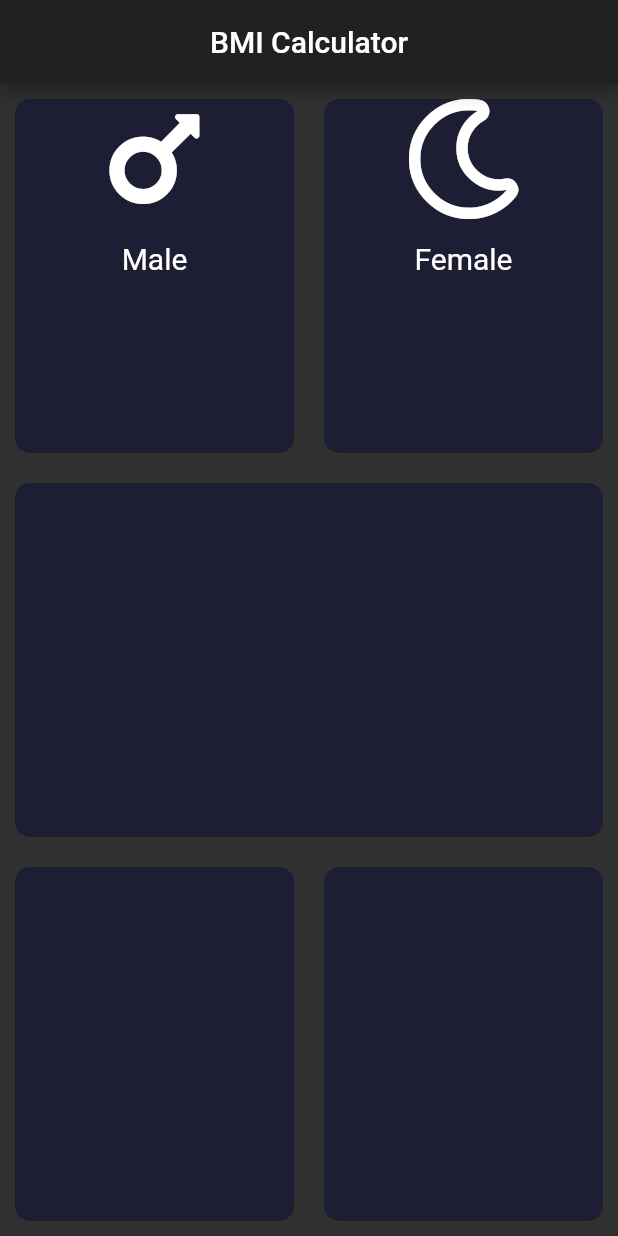
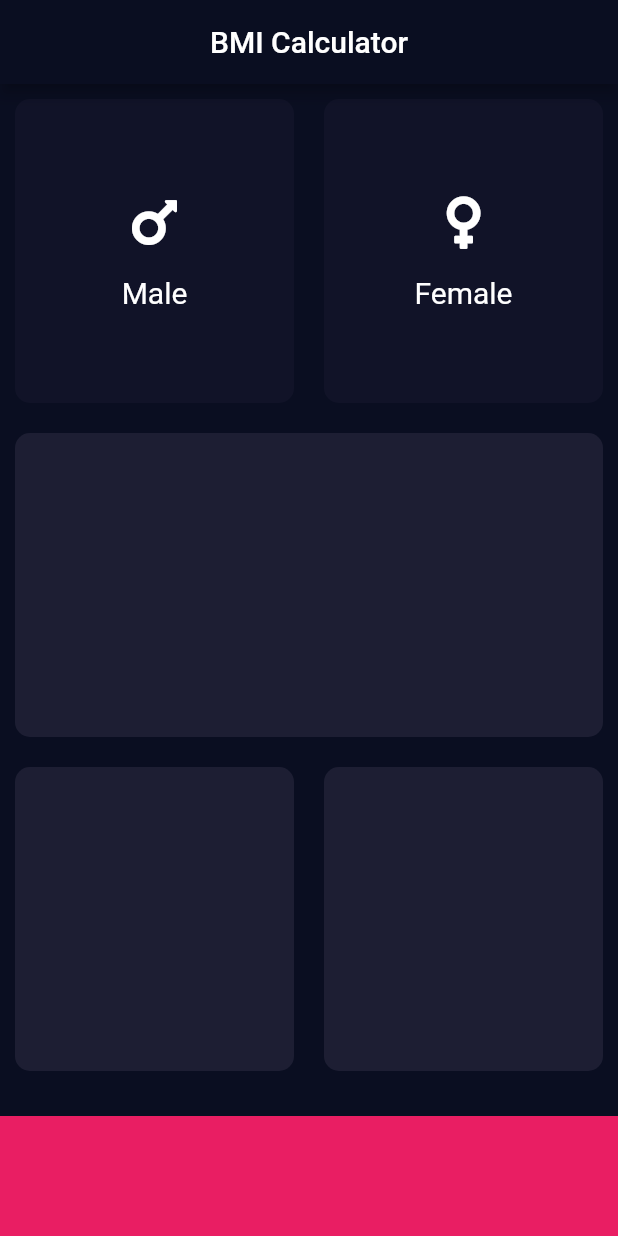
Before and after one commit to lamilekan263/Flutter_bootcamp, a Flutter app: the screen it shows after launch, on a phone screen of 412 x 824 dp. Run offline on Flutter 3.47's test engine with Material 2 defaults, Android fonts, the light colour scheme and no system bars; our stand-ins replace assets_audio_player, font_awesome_flutter; missing offline and left inert: chewie_audio.

Commit message:
added new files unto the packages

```diff
--- a/flutter_project/bmi_calc/lib/bmi_child.dart
+++ b/flutter_project/bmi_calc/lib/bmi_child.dart
@@ -1,6 +1,4 @@
 import 'package:flutter/material.dart';
-
-
 
 class BmiChild extends StatelessWidget {
   final Color color;
--- a/flutter_project/bmi_calc/lib/main.dart
+++ b/flutter_project/bmi_calc/lib/main.dart
@@ -1,7 +1,5 @@
 import 'package:flutter/material.dart';
 import 'main_screen.dart';
-
-
 
 void main() => runApp(MyApp());
 
@@ -11,7 +9,10 @@ class MyApp extends StatelessWidget {
   Widget build(BuildContext context) {
     return MaterialApp(
       title: 'Flutter Demo',
-      theme: ThemeData.dark(),
+      theme: ThemeData.dark().copyWith(
+        primaryColor: Color(0xFF0A0E21),
+        scaffoldBackgroundColor:Color(0xFF0A0E21),
+      ),
       home: BmiScreen(),
     );
   }
--- a/flutter_project/bmi_calc/lib/main_screen.dart
+++ b/flutter_project/bmi_calc/lib/main_screen.dart
@@ -3,7 +3,11 @@ import 'bmi_child.dart';
 import 'package:font_awesome_flutter/font_awesome_flutter.dart';
 import 'sing.dart';
 
-const bmiChildColor = Color(0xFF1D1E33);
+
+const bottomContainerHeight = 80.0;
+const activeColor = Color(0xFF1D1E33);
+const inActiveColor = Color(0xFF111328);
+const bottomContainerColor = Colors.pink;
 
 class BmiScreen extends StatefulWidget {
   @override
@@ -11,12 +15,34 @@ class BmiScreen extends StatefulWidget {
 }
 
 class _BmiScreenState extends State<BmiScreen> {
+  Color maleCardColor = inActiveColor;
+  Color femaleCardColor = inActiveColor;
+
+  // create a function that sets the state of each card color when tapped
+
+  void getCardColor(int gender){
+    if(gender == 1){
+      if(maleCardColor == inActiveColor ){
+        maleCardColor = activeColor;
+      }else{
+        maleCardColor = inActiveColor;
+      }
+    }
+    if(gender == 2){
+      if(femaleCardColor == inActiveColor ){
+        femaleCardColor = activeColor;
+      }else{
+        femaleCardColor = inActiveColor;
+      }
+    }
+  }
   @override
   Widget build(BuildContext context) {
     return Scaffold(
       appBar: AppBar(
         title: Text('BMI Calculator'),
         centerTitle: true,
+
       ),
       body: Column(
         children: <Widget>[
@@ -24,37 +50,61 @@ class _BmiScreenState extends State<BmiScreen> {
             child: Row(
               children: <Widget>[
                 Expanded(
-                  child: BmiChild(
-                    color: bmiChildColor,
-                    cardChild:
-                        SingleWidget(icon: FontAwesomeIcons.mars, text: 'Male'),
+                  child: GestureDetector(
+                    onTap: () {
+                      setState((){
+                        getCardColor(1);
+                      });
+                    },
+                    child: BmiChild(
+                      color: maleCardColor,
+                      cardChild: SingleWidget(
+                          icon: FontAwesomeIcons.mars, text: 'Male'),
+                    ),
                   ),
                 ),
                 Expanded(
-                  child: BmiChild(
-                    color: bmiChildColor,
-                    cardChild: SingleWidget(icon: FontAwesomeIcons.moon, text: 'Female'),
-
+                  child: GestureDetector(
+                    onTap: () {
+                      setState((){
+                        getCardColor(2);
+                      });
+                    },
+                    child: BmiChild(
+                      color: femaleCardColor,
+                      cardChild: SingleWidget(
+                        icon: FontAwesomeIcons.venus,
+                        text: 'Female',
+                      ),
+                    ),
                   ),
                 ),
               ],
             ),
           ),
           Expanded(
-            child: BmiChild(color: bmiChildColor),
+            child: BmiChild(color: activeColor),
           ),
           Expanded(
             child: Row(
               children: <Widget>[
                 Expanded(
-                  child: BmiChild(color: bmiChildColor),
+                  child: BmiChild(color: activeColor),
                 ),
                 Expanded(
-                  child: BmiChild(color: bmiChildColor),
+                  child: BmiChild(color: activeColor),
                 ),
               ],
             ),
           ),
+          Container(
+            width: double.infinity,
+            height: bottomContainerHeight,
+            margin: EdgeInsets.only(top: 20.0),
+            decoration: BoxDecoration(
+              color: bottomContainerColor,
+            ),
+          )
         ],
       ),
     );
--- a/flutter_project/bmi_calc/lib/sing.dart
+++ b/flutter_project/bmi_calc/lib/sing.dart
@@ -1,7 +1,4 @@
 import 'package:flutter/material.dart';
-
-
-
 
 class SingleWidget extends StatelessWidget {
   SingleWidget({this.text, this.icon});
@@ -13,8 +10,9 @@ class SingleWidget extends StatelessWidget {
   @override
   Widget build(BuildContext context) {
     return Column(
+      mainAxisAlignment: MainAxisAlignment.center,
       children: <Widget>[
-        Icon(icon, size: 80.0),
+        Icon(icon, size: 40.0),
         SizedBox(
           height: 15.0,
         ),
```
